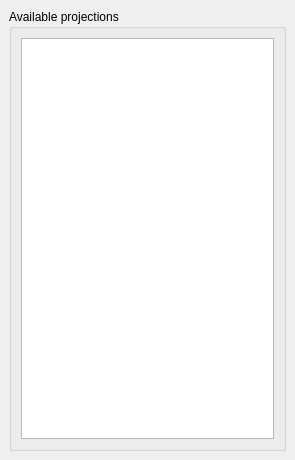
The window that applications/mne_browse_raw_qt/Windows/projectionwindow.ui (mne-tools/mne-cpp) describes before a commit, drawn with Qt 5.
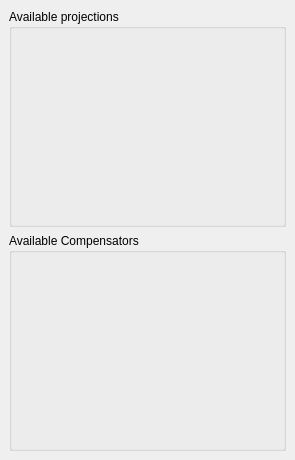
The same window after the commit.

Commit message: - add ssp and compensator support to MNE Browse Raw Qt

```diff
--- a/applications/mne_browse_raw_qt/Windows/projectionwindow.ui
+++ b/applications/mne_browse_raw_qt/Windows/projectionwindow.ui
@@ -20,16 +20,18 @@
    <layout class="QGridLayout" name="gridLayout">
     <item row="0" column="0">
      <layout class="QGridLayout" name="gridLayout_2">
+      <item row="1" column="0">
+       <widget class="QGroupBox" name="m_groupBox_compensators">
+        <property name="title">
+         <string>Available Compensators</string>
+        </property>
+       </widget>
+      </item>
       <item row="0" column="0">
        <widget class="QGroupBox" name="groupBox">
         <property name="title">
          <string>Available projections</string>
         </property>
-        <layout class="QGridLayout" name="gridLayout_3">
-         <item row="0" column="0">
-          <widget class="QTableView" name="m_tableView_availableProjections"/>
-         </item>
-        </layout>
        </widget>
       </item>
      </layout>
```
Left out of the diff: 2 changed lines with no effect on the pictures. The commit also changes 5 other files.
